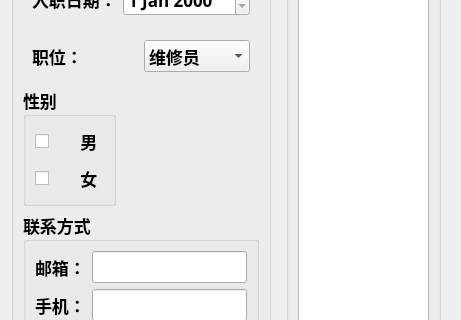
Old version of the form task/Auxiliary_maintenance/user_management.ui in the repository liuyu690806/AR; both pictures show x 0 to 461 and y 188 to 508 of the 461 by 872 pixel window.
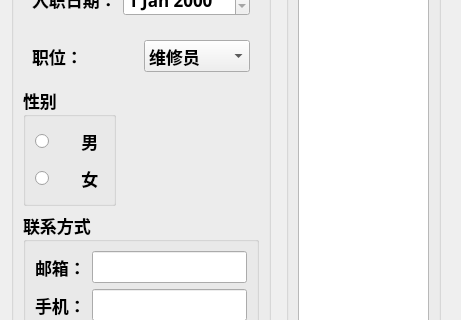
New version of the form.

The edit to the form file:
```diff
--- a/task/Auxiliary_maintenance/user_management.ui
+++ b/task/Auxiliary_maintenance/user_management.ui
@@ -213,14 +213,14 @@
         </property>
         <layout class="QVBoxLayout" name="verticalLayout">
          <item>
-          <widget class="QCheckBox" name="checkBox">
+          <widget class="QRadioButton" name="boy">
            <property name="text">
             <string>      男</string>
            </property>
           </widget>
          </item>
          <item>
-          <widget class="QCheckBox" name="checkBox_2">
+          <widget class="QRadioButton" name="girl">
            <property name="text">
             <string>      女</string>
            </property>
```
